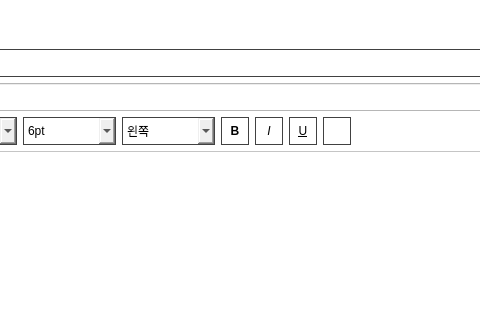
Above: write.ui from hyeona-jeong/HRIS before the change; both pictures show x 208 to 688 and y 0 to 320 of the 1273 by 864 pixel window. Below: the same form after it.
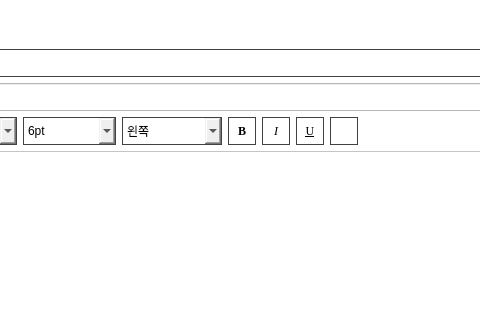
That is the form after the change. Icons and pictures are not drawn.

What changed in the file:
```diff
--- a/write.ui
+++ b/write.ui
@@ -925,13 +925,13 @@
        <widget class="QComboBox" name="align_combo">
         <property name="minimumSize">
          <size>
-          <width>93</width>
+          <width>100</width>
           <height>28</height>
          </size>
         </property>
         <property name="maximumSize">
          <size>
-          <width>93</width>
+          <width>100</width>
           <height>28</height>
          </size>
         </property>
@@ -1001,6 +1001,13 @@
           <height>28</height>
          </size>
         </property>
+        <property name="font">
+         <font>
+          <family>Georgia</family>
+          <weight>75</weight>
+          <bold>true</bold>
+         </font>
+        </property>
         <property name="toolTip">
          <string>&lt;html&gt;&lt;head/&gt;&lt;body&gt;&lt;p&gt;&lt;span style=&quot; font-weight:400;&quot;&gt;굵게&lt;/span&gt;&lt;/p&gt;&lt;/body&gt;&lt;/html&gt;</string>
         </property>
@@ -1028,6 +1035,14 @@
           <height>28</height>
          </size>
         </property>
+        <property name="font">
+         <font>
+          <family>Georgia</family>
+          <weight>50</weight>
+          <italic>true</italic>
+          <bold>false</bold>
+         </font>
+        </property>
         <property name="toolTip">
          <string>&lt;html&gt;&lt;head/&gt;&lt;body&gt;&lt;p&gt;&lt;span style=&quot; font-style:normal;&quot;&gt;기울임꼴&lt;/span&gt;&lt;/p&gt;&lt;/body&gt;&lt;/html&gt;</string>
         </property>
@@ -1056,6 +1071,12 @@
           <height>28</height>
          </size>
         </property>
+        <property name="font">
+         <font>
+          <family>Georgia</family>
+          <underline>true</underline>
+         </font>
+        </property>
         <property name="toolTip">
          <string>&lt;html&gt;&lt;head/&gt;&lt;body&gt;&lt;p&gt;밑줄&lt;/p&gt;&lt;/body&gt;&lt;/html&gt;</string>
         </property>
```
